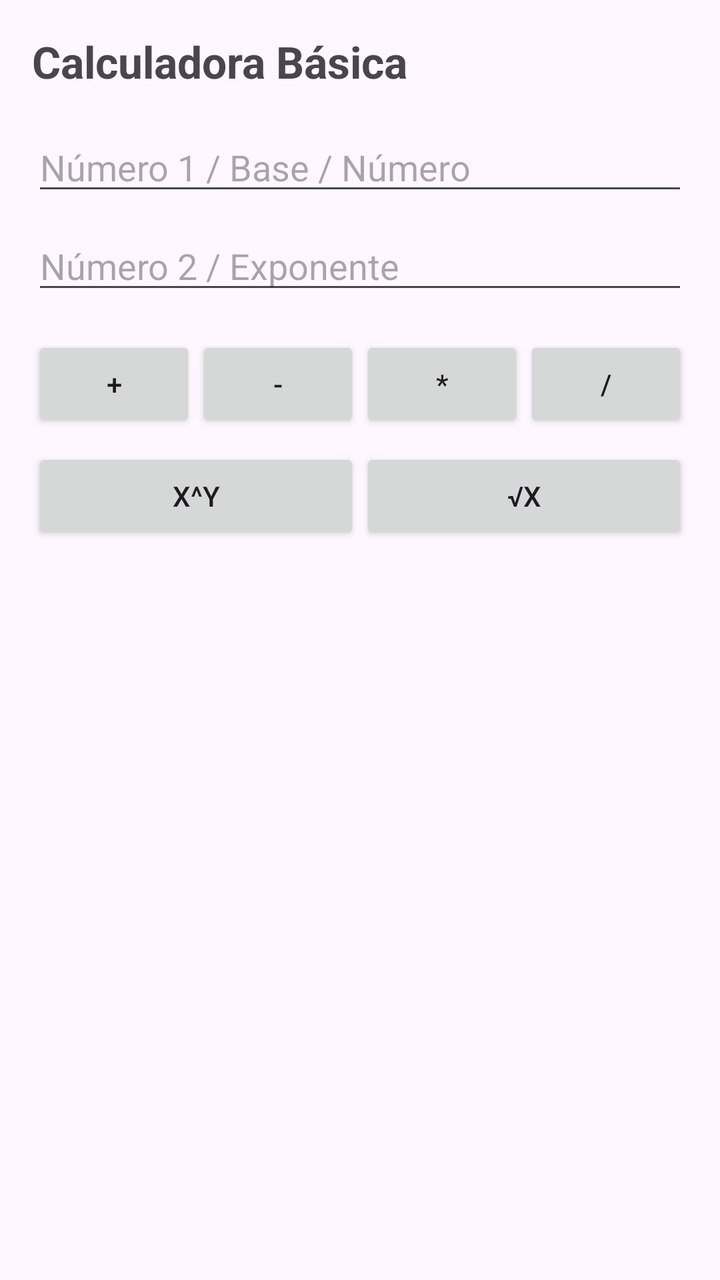
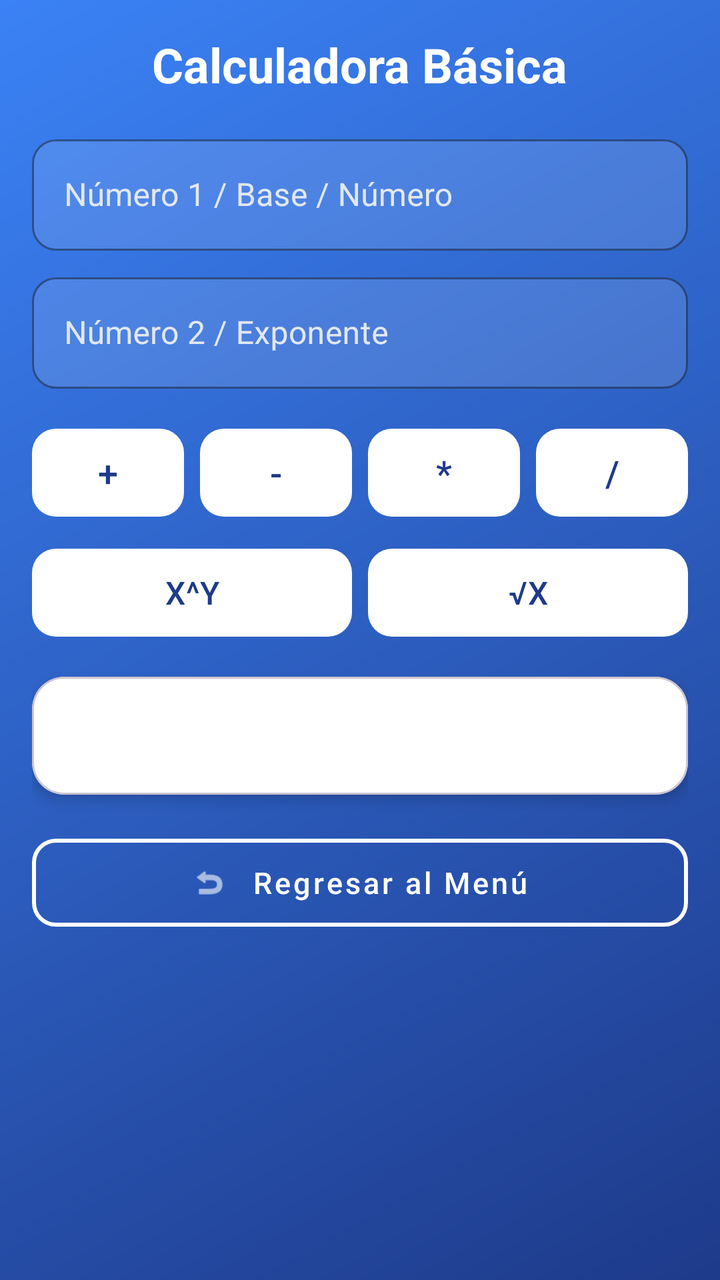

An Android layout rendered at two revisions. The XML below is the earlier revision; the diff shows what the commit changed to produce the second picture.
<!-- AndroidManifest.xml: application theme Theme._1erDesafioDSM -->
<!-- res/layout/activity_calculadora.xml -->
<?xml version="1.0" encoding="utf-8"?>
<LinearLayout xmlns:android="http://schemas.android.com/apk/res/android"
    android:layout_width="match_parent"
    android:layout_height="match_parent"
    android:orientation="vertical"
    android:padding="@dimen/padding_medium">

    <TextView
        android:layout_width="wrap_content"
        android:layout_height="wrap_content"
        android:text="@string/titulo_calculadora"
        android:textSize="@dimen/text_title_size"
        android:textStyle="bold"
        android:layout_marginBottom="@dimen/margin_medium" />

    <EditText
        android:id="@+id/txtNum1"
        android:layout_width="match_parent"
        android:layout_height="wrap_content"
        android:hint="@string/hint_num1"
        android:inputType="numberDecimal|numberSigned"
        android:layout_marginBottom="@dimen/margin_small" />

    <EditText
        android:id="@+id/txtNum2"
        android:layout_width="match_parent"
        android:layout_height="wrap_content"
        android:hint="@string/hint_num2"
        android:inputType="numberDecimal|numberSigned"
        android:layout_marginBottom="@dimen/margin_medium" />

    <LinearLayout
        android:layout_width="match_parent"
        android:layout_height="wrap_content"
        android:orientation="horizontal"
        android:gravity="center"
        android:layout_marginBottom="@dimen/margin_small">

        <Button android:id="@+id/btnSuma" android:layout_width="0dp" android:layout_height="wrap_content" android:layout_weight="1" android:text="+" />
        <Button android:id="@+id/btnResta" android:layout_width="0dp" android:layout_height="wrap_content" android:layout_weight="1" android:text="-" />
        <Button android:id="@+id/btnMulti" android:layout_width="0dp" android:layout_height="wrap_content" android:layout_weight="1" android:text="*" />
        <Button android:id="@+id/btnDiv" android:layout_width="0dp" android:layout_height="wrap_content" android:layout_weight="1" android:text="/" />
    </LinearLayout>

    <LinearLayout
        android:layout_width="match_parent"
        android:layout_height="wrap_content"
        android:orientation="horizontal"
        android:gravity="center"
        android:layout_marginBottom="@dimen/margin_medium">

        <Button android:id="@+id/btnExpo" android:layout_width="0dp" android:layout_height="wrap_content" android:layout_weight="1" android:text="X^Y" />
        <Button android:id="@+id/btnRaiz" android:layout_width="0dp" android:layout_height="wrap_content" android:layout_weight="1" android:text="√X" />
    </LinearLayout>

    <TextView
        android:id="@+id/txtResultadoCalc"
        android:layout_width="match_parent"
        android:layout_height="wrap_content"
        android:textSize="@dimen/text_title_size"
        android:textStyle="bold"
        android:gravity="center"
        android:layout_marginBottom="@dimen/margin_medium" />

</LinearLayout>
<!-- resources referenced by this layout -->
<resources>
  <dimen name="margin_medium">16dp</dimen>
  <dimen name="margin_small">8dp</dimen>
  <dimen name="padding_medium">16dp</dimen>
  <dimen name="text_title_size">22sp</dimen>
  <string name="hint_num1">Número 1 / Base / Número</string>
  <string name="hint_num2">Número 2 / Exponente</string>
  <string name="titulo_calculadora">Calculadora Básica</string>
  <style name="Theme._1erDesafioDSM" parent="Base.Theme._1erDesafioDSM" />
  <style name="Base.Theme._1erDesafioDSM" parent="Theme.Material3.DayNight.NoActionBar">
          
          
      </style>
</resources>

<!-- the commit's change to res/layout/activity_calculadora.xml (unified diff, before → after) -->
@@ -1,65 +1,204 @@
 <?xml version="1.0" encoding="utf-8"?>
-<LinearLayout xmlns:android="http://schemas.android.com/apk/res/android"
+<ScrollView xmlns:android="http://schemas.android.com/apk/res/android"
+    xmlns:app="http://schemas.android.com/apk/res-auto"
     android:layout_width="match_parent"
     android:layout_height="match_parent"
-    android:orientation="vertical"
+    android:background="@drawable/bg_gradient"
     android:padding="@dimen/padding_medium">
-
-    <TextView
-        android:layout_width="wrap_content"
-        android:layout_height="wrap_content"
-        android:text="@string/titulo_calculadora"
-        android:textSize="@dimen/text_title_size"
-        android:textStyle="bold"
-        android:layout_marginBottom="@dimen/margin_medium" />
-
-    <EditText
-        android:id="@+id/txtNum1"
-        android:layout_width="match_parent"
-        android:layout_height="wrap_content"
-        android:hint="@string/hint_num1"
-        android:inputType="numberDecimal|numberSigned"
-        android:layout_marginBottom="@dimen/margin_small" />
-
-    <EditText
-        android:id="@+id/txtNum2"
-        android:layout_width="match_parent"
-        android:layout_height="wrap_content"
-        android:hint="@string/hint_num2"
-        android:inputType="numberDecimal|numberSigned"
-        android:layout_marginBottom="@dimen/margin_medium" />
 
     <LinearLayout
         android:layout_width="match_parent"
         android:layout_height="wrap_content"
-        android:orientation="horizontal"
-        android:gravity="center"
-        android:layout_marginBottom="@dimen/margin_small">
-
-        <Button android:id="@+id/btnSuma" android:layout_width="0dp" android:layout_height="wrap_content" android:layout_weight="1" android:text="+" />
-        <Button android:id="@+id/btnResta" android:layout_width="0dp" android:layout_height="wrap_content" android:layout_weight="1" android:text="-" />
-        <Button android:id="@+id/btnMulti" android:layout_width="0dp" android:layout_height="wrap_content" android:layout_weight="1" android:text="*" />
-        <Button android:id="@+id/btnDiv" android:layout_width="0dp" android:layout_height="wrap_content" android:layout_weight="1" android:text="/" />
+        android:orientation="vertical">
+
+        
+        <TextView
+            android:layout_width="wrap_content"
+            android:layout_height="wrap_content"
+            android:text="@string/titulo_calculadora"
+            android:textSize="24sp"
+            android:textStyle="bold"
+            android:textColor="#FFFFFF"
+            android:layout_gravity="center_horizontal"
+            android:layout_marginBottom="@dimen/margin_medium" />
+
+        
+        <com.google.android.material.textfield.TextInputLayout
+            style="@style/Widget.MaterialComponents.TextInputLayout.OutlinedBox"
+            android:layout_width="match_parent"
+            android:layout_height="wrap_content"
+            android:hint="@string/hint_num1"
+            android:textColorHint="#E2E8F0"
+            app:boxBackgroundColor="#1EFFFFFF"
+            app:boxCornerRadiusTopStart="12dp"
+            app:boxCornerRadiusTopEnd="12dp"
+            app:boxCornerRadiusBottomStart="12dp"
+            app:boxCornerRadiusBottomEnd="12dp"
+            app:boxStrokeColor="#FFFFFF"
+            app:hintTextColor="#FFFFFF"
+            android:layout_marginBottom="@dimen/margin_small">
+
+            <com.google.android.material.textfield.TextInputEditText
+                android:id="@+id/txtNum1"
+                android:layout_width="match_parent"
+                android:layout_height="wrap_content"
+                android:inputType="numberDecimal|numberSigned"
+                android:textColor="#FFFFFF" />
+        </com.google.android.material.textfield.TextInputLayout>
+
+        
+        <com.google.android.material.textfield.TextInputLayout
+            style="@style/Widget.MaterialComponents.TextInputLayout.OutlinedBox"
+            android:layout_width="match_parent"
+            android:layout_height="wrap_content"
+            android:hint="@string/hint_num2"
+            android:textColorHint="#E2E8F0"
+            app:boxBackgroundColor="#1EFFFFFF"
+            app:boxCornerRadiusTopStart="12dp"
+            app:boxCornerRadiusTopEnd="12dp"
+            app:boxCornerRadiusBottomStart="12dp"
+            app:boxCornerRadiusBottomEnd="12dp"
+            app:boxStrokeColor="#FFFFFF"
+            app:hintTextColor="#FFFFFF"
+            android:layout_marginBottom="@dimen/margin_medium">
+
+            <com.google.android.material.textfield.TextInputEditText
+                android:id="@+id/txtNum2"
+                android:layout_width="match_parent"
+                android:layout_height="wrap_content"
+                android:inputType="numberDecimal|numberSigned"
+                android:textColor="#FFFFFF" />
+        </com.google.android.material.textfield.TextInputLayout>
+
+        
+        <LinearLayout
+            android:layout_width="match_parent"
+            android:layout_height="wrap_content"
+            android:orientation="horizontal"
+            android:layout_marginBottom="8dp">
+
+            <com.google.android.material.button.MaterialButton
+                android:id="@+id/btnSuma"
+                android:layout_width="0dp"
+                android:layout_height="52dp"
+                android:layout_weight="1"
+                android:layout_marginEnd="4dp"
+                android:text="+"
+                android:textSize="18sp"
+                android:textColor="#1E3A8A"
+                app:backgroundTint="#FFFFFF"
+                app:cornerRadius="12dp" />
+
+            <com.google.android.material.button.MaterialButton
+                android:id="@+id/btnResta"
+                android:layout_width="0dp"
+                android:layout_height="52dp"
+                android:layout_weight="1"
+                android:layout_marginStart="4dp"
+                android:layout_marginEnd="4dp"
+                android:text="-"
+                android:textSize="18sp"
+                android:textColor="#1E3A8A"
+                app:backgroundTint="#FFFFFF"
+                app:cornerRadius="12dp" />
+
+            <com.google.android.material.button.MaterialButton
+                android:id="@+id/btnMulti"
+                android:layout_width="0dp"
+                android:layout_height="52dp"
+                android:layout_weight="1"
+                android:layout_marginStart="4dp"
+                android:layout_marginEnd="4dp"
+                android:text="*"
+                android:textSize="18sp"
+                android:textColor="#1E3A8A"
+                app:backgroundTint="#FFFFFF"
+                app:cornerRadius="12dp" />
+
+            <com.google.android.material.button.MaterialButton
+                android:id="@+id/btnDiv"
+                android:layout_width="0dp"
+                android:layout_height="52dp"
+                android:layout_weight="1"
+                android:layout_marginStart="4dp"
+                android:text="/"
+                android:textSize="18sp"
+                android:textColor="#1E3A8A"
+                app:backgroundTint="#FFFFFF"
+                app:cornerRadius="12dp" />
+        </LinearLayout>
+
+        
+        <LinearLayout
+            android:layout_width="match_parent"
+            android:layout_height="wrap_content"
+            android:orientation="horizontal"
+            android:layout_marginBottom="@dimen/margin_medium">
+
+            <com.google.android.material.button.MaterialButton
+                android:id="@+id/btnExpo"
+                android:layout_width="0dp"
+                android:layout_height="52dp"
+                android:layout_weight="1"
+                android:layout_marginEnd="4dp"
+                android:text="X^Y"
+                android:textSize="16sp"
+                android:textAllCaps="false"
+                android:textColor="#1E3A8A"
+                app:backgroundTint="#FFFFFF"
+                app:cornerRadius="12dp" />
+
+            <com.google.android.material.button.MaterialButton
+                android:id="@+id/btnRaiz"
+                android:layout_width="0dp"
+                android:layout_height="52dp"
+                android:layout_weight="1"
+                android:layout_marginStart="4dp"
+                android:text="√X"
+                android:textSize="16sp"
+                android:textAllCaps="false"
+                android:textColor="#1E3A8A"
+                app:backgroundTint="#FFFFFF"
+                app:cornerRadius="12dp" />
+        </LinearLayout>
+
+        
+        <com.google.android.material.card.MaterialCardView
+            android:layout_width="match_parent"
+            android:layout_height="wrap_content"
+            app:cardCornerRadius="16dp"
+            app:cardElevation="4dp"
+            app:cardBackgroundColor="#FFFFFF"
+            android:layout_marginBottom="@dimen/margin_medium">
+
+            <TextView
+                android:id="@+id/txtResultadoCalc"
+                android:layout_width="match_parent"
+                android:layout_height="wrap_content"
+                android:textSize="20sp"
+                android:textColor="#0F172A"
+                android:textStyle="bold"
+                android:padding="@dimen/padding_medium"
+                android:gravity="center" />
+        </com.google.android.material.card.MaterialCardView>
+
+        
+        <com.google.android.material.button.MaterialButton
+            android:id="@+id/btnRegresarMenu"
+            style="@style/Widget.MaterialComponents.Button.OutlinedButton"
+            android:layout_width="match_parent"
+            android:layout_height="56dp"
+            android:text="Regresar al Menú"
+            android:textSize="15sp"
+            android:textAllCaps="false"
+            android:textColor="#FFFFFF"
+            app:strokeColor="#FFFFFF"
+            app:strokeWidth="2dp"
+            app:cornerRadius="12dp"
+            app:icon="@android:drawable/ic_menu_revert"
+            app:iconTint="#FFFFFF"
+            app:iconGravity="textStart"
+            app:iconPadding="12dp" />
+
     </LinearLayout>
-
-    <LinearLayout
-        android:layout_width="match_parent"
-        android:layout_height="wrap_content"
-        android:orientation="horizontal"
-        android:gravity="center"
-        android:layout_marginBottom="@dimen/margin_medium">
-
-        <Button android:id="@+id/btnExpo" android:layout_width="0dp" android:layout_height="wrap_content" android:layout_weight="1" android:text="X^Y" />
-        <Button android:id="@+id/btnRaiz" android:layout_width="0dp" android:layout_height="wrap_content" android:layout_weight="1" android:text="√X" />
-    </LinearLayout>
-
-    <TextView
-        android:id="@+id/txtResultadoCalc"
-        android:layout_width="match_parent"
-        android:layout_height="wrap_content"
-        android:textSize="@dimen/text_title_size"
-        android:textStyle="bold"
-        android:gravity="center"
-        android:layout_marginBottom="@dimen/margin_medium" />
-
-</LinearLayout>
+</ScrollView>
<!-- resource entries referenced after the edit -->
@@ -3,7 +3,15 @@
   <dimen name="margin_medium">16dp</dimen>
   <dimen name="margin_small">8dp</dimen>
   <dimen name="padding_medium">16dp</dimen>
-  <dimen name="text_title_size">22sp</dimen>
+  <!-- drawable bg_gradient (drawable) -->
+  <?xml version="1.0" encoding="utf-8"?>
+  <shape xmlns:android="http://schemas.android.com/apk/res/android"
+      android:shape="rectangle">
+      <gradient
+          android:angle="135"
+          android:startColor="#1E3A8A"
+          android:endColor="#3B82F6" />
+  </shape>
   <string name="hint_num1">Número 1 / Base / Número</string>
   <string name="hint_num2">Número 2 / Exponente</string>
   <string name="titulo_calculadora">Calculadora Básica</string>
